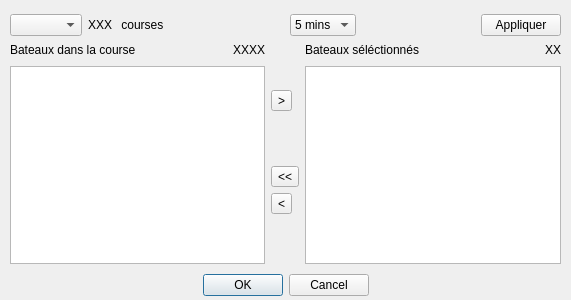
Qt form src/race_dialog.ui (nohal/qtVlm) before a commit.
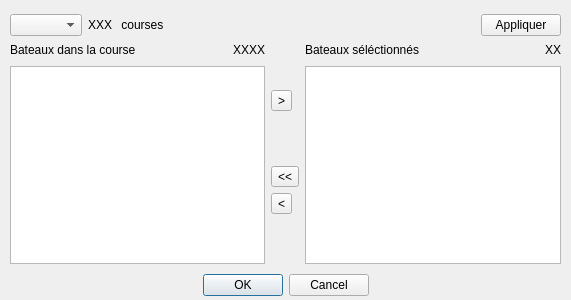
The same form after that commit.

Commit message: adding VBVMG pilot mode when no WP is defined : display new message use VAC from getinfo instead of a param in race dialog

Patch:
```diff
--- a/src/race_dialog.ui
+++ b/src/race_dialog.ui
@@ -99,33 +99,6 @@
       </property>
      </widget>
     </item>
-    <item>
-     <spacer name="horizontalSpacer_3">
-      <property name="orientation">
-       <enum>Qt::Horizontal</enum>
-      </property>
-      <property name="sizeHint" stdset="0">
-       <size>
-        <width>40</width>
-        <height>20</height>
-       </size>
-      </property>
-     </spacer>
-    </item>
-    <item>
-     <widget class="QComboBox" name="vac_length">
-      <item>
-       <property name="text">
-        <string>5 mins</string>
-       </property>
-      </item>
-      <item>
-       <property name="text">
-        <string>1 min</string>
-       </property>
-      </item>
-     </widget>
-    </item>
     <item>
      <spacer name="horizontalSpacer_4">
       <property name="orientation">
```
The commit also changes 14 other files.
